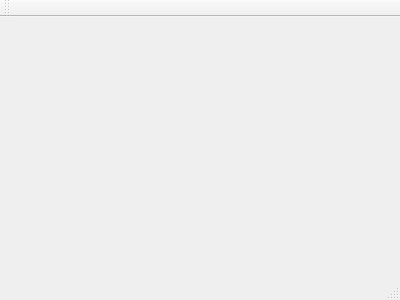
The window that Client/mainwindow.ui (NichtsHsu/SelectCourse) describes before a commit, drawn with Qt 5.
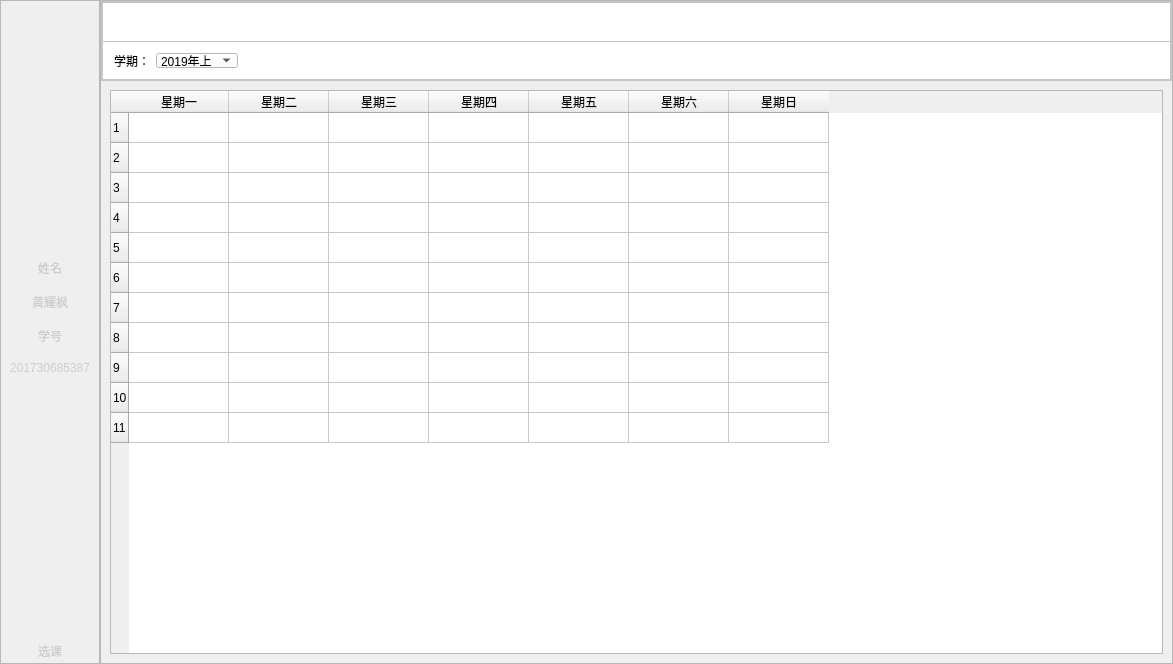
The same window after the commit. Icons and pictures are not drawn.

```diff
--- a/Client/mainwindow.ui
+++ b/Client/mainwindow.ui
@@ -1,24 +1,687 @@
 <ui version="4.0">
  <class>MainWindow</class>
- <widget class="QMainWindow" name="MainWindow" >
-  <property name="geometry" >
+ <widget class="QMainWindow" name="MainWindow">
+  <property name="geometry">
    <rect>
     <x>0</x>
     <y>0</y>
-    <width>400</width>
-    <height>300</height>
+    <width>1173</width>
+    <height>664</height>
    </rect>
   </property>
   <property name="windowTitle" >
    <string>MainWindow</string>
   </property>
-  <widget class="QMenuBar" name="menuBar" />
-  <widget class="QToolBar" name="mainToolBar" />
-  <widget class="QWidget" name="centralWidget" />
-  <widget class="QStatusBar" name="statusBar" />
+  <widget class="QWidget" name="centralWidget">
+   <layout class="QGridLayout" name="gridLayout_4">
+    <property name="leftMargin">
+     <number>0</number>
+    </property>
+    <property name="topMargin">
+     <number>0</number>
+    </property>
+    <property name="rightMargin">
+     <number>0</number>
+    </property>
+    <property name="bottomMargin">
+     <number>0</number>
+    </property>
+    <property name="spacing">
+     <number>0</number>
+    </property>
+    <item row="0" column="0">
+     <widget class="QFrame" name="frame">
+      <property name="minimumSize">
+       <size>
+        <width>100</width>
+        <height>0</height>
+       </size>
+      </property>
+      <property name="styleSheet">
+       <string notr="true">QFrame#frame{
+	background-image: url(:/background/background/background_3.png);
+
+};
+
+</string>
+      </property>
+      <property name="frameShape">
+       <enum>QFrame::StyledPanel</enum>
+      </property>
+      <property name="frameShadow">
+       <enum>QFrame::Raised</enum>
+      </property>
+      <layout class="QGridLayout" name="gridLayout">
+       <property name="leftMargin">
+        <number>0</number>
+       </property>
+       <property name="topMargin">
+        <number>0</number>
+       </property>
+       <property name="rightMargin">
+        <number>0</number>
+       </property>
+       <property name="bottomMargin">
+        <number>0</number>
+       </property>
+       <item row="0" column="1">
+        <layout class="QVBoxLayout" name="verticalLayout_2">
+         <item>
+          <spacer name="verticalSpacer_5">
+           <property name="orientation">
+            <enum>Qt::Vertical</enum>
+           </property>
+           <property name="sizeHint" stdset="0">
+            <size>
+             <width>20</width>
+             <height>40</height>
+            </size>
+           </property>
+          </spacer>
+         </item>
+         <item>
+          <widget class="QLabel" name="label">
+           <property name="sizePolicy">
+            <sizepolicy hsizetype="Preferred" vsizetype="Preferred">
+             <horstretch>0</horstretch>
+             <verstretch>0</verstretch>
+            </sizepolicy>
+           </property>
+           <property name="styleSheet">
+            <string notr="true">color: rgb(205, 205, 205);</string>
+           </property>
+           <property name="frameShape">
+            <enum>QFrame::NoFrame</enum>
+           </property>
+           <property name="frameShadow">
+            <enum>QFrame::Plain</enum>
+           </property>
+           <property name="text">
+            <string>姓名</string>
+           </property>
+           <property name="textFormat">
+            <enum>Qt::AutoText</enum>
+           </property>
+           <property name="alignment">
+            <set>Qt::AlignCenter</set>
+           </property>
+          </widget>
+         </item>
+         <item>
+          <spacer name="verticalSpacer_2">
+           <property name="orientation">
+            <enum>Qt::Vertical</enum>
+           </property>
+           <property name="sizeType">
+            <enum>QSizePolicy::Fixed</enum>
+           </property>
+           <property name="sizeHint" stdset="0">
+            <size>
+             <width>20</width>
+             <height>10</height>
+            </size>
+           </property>
+          </spacer>
+         </item>
+         <item>
+          <widget class="QLabel" name="label_5">
+           <property name="styleSheet">
+            <string notr="true">color: rgb(205, 205, 205);</string>
+           </property>
+           <property name="text">
+            <string>黄耀枫</string>
+           </property>
+           <property name="alignment">
+            <set>Qt::AlignCenter</set>
+           </property>
+          </widget>
+         </item>
+         <item>
+          <spacer name="verticalSpacer_3">
+           <property name="orientation">
+            <enum>Qt::Vertical</enum>
+           </property>
+           <property name="sizeType">
+            <enum>QSizePolicy::Fixed</enum>
+           </property>
+           <property name="sizeHint" stdset="0">
+            <size>
+             <width>20</width>
+             <height>10</height>
+            </size>
+           </property>
+          </spacer>
+         </item>
+         <item>
+          <widget class="QLabel" name="label_2">
+           <property name="cursor">
+            <cursorShape>ArrowCursor</cursorShape>
+           </property>
+           <property name="styleSheet">
+            <string notr="true">color: rgb(205, 205, 205);</string>
+           </property>
+           <property name="frameShape">
+            <enum>QFrame::NoFrame</enum>
+           </property>
+           <property name="frameShadow">
+            <enum>QFrame::Plain</enum>
+           </property>
+           <property name="text">
+            <string>学号</string>
+           </property>
+           <property name="alignment">
+            <set>Qt::AlignCenter</set>
+           </property>
+          </widget>
+         </item>
+         <item>
+          <spacer name="verticalSpacer_4">
+           <property name="orientation">
+            <enum>Qt::Vertical</enum>
+           </property>
+           <property name="sizeType">
+            <enum>QSizePolicy::Fixed</enum>
+           </property>
+           <property name="sizeHint" stdset="0">
+            <size>
+             <width>20</width>
+             <height>10</height>
+            </size>
+           </property>
+          </spacer>
+         </item>
+         <item>
+          <widget class="QLabel" name="label_4">
+           <property name="styleSheet">
+            <string notr="true">
+color: rgb(205, 205, 205);</string>
+           </property>
+           <property name="text">
+            <string>201730685387</string>
+           </property>
+           <property name="alignment">
+            <set>Qt::AlignCenter</set>
+           </property>
+          </widget>
+         </item>
+         <item>
+          <spacer name="verticalSpacer">
+           <property name="orientation">
+            <enum>Qt::Vertical</enum>
+           </property>
+           <property name="sizeHint" stdset="0">
+            <size>
+             <width>20</width>
+             <height>40</height>
+            </size>
+           </property>
+          </spacer>
+         </item>
+         <item>
+          <widget class="QToolButton" name="chooseClassButton">
+           <property name="sizePolicy">
+            <sizepolicy hsizetype="Preferred" vsizetype="Preferred">
+             <horstretch>0</horstretch>
+             <verstretch>0</verstretch>
+            </sizepolicy>
+           </property>
+           <property name="styleSheet">
+            <string notr="true">color: rgb(205, 205, 205);</string>
+           </property>
+           <property name="text">
+            <string>选课</string>
+           </property>
+           <property name="icon">
+            <iconset resource="src.qrc">
+             <normaloff>:/icons/icon/choose.png</normaloff>:/icons/icon/choose.png</iconset>
+           </property>
+           <property name="iconSize">
+            <size>
+             <width>50</width>
+             <height>50</height>
+            </size>
+           </property>
+           <property name="toolButtonStyle">
+            <enum>Qt::ToolButtonTextUnderIcon</enum>
+           </property>
+           <property name="autoRaise">
+            <bool>true</bool>
+           </property>
+          </widget>
+         </item>
+        </layout>
+       </item>
+      </layout>
+     </widget>
+    </item>
+    <item row="0" column="1">
+     <widget class="QFrame" name="frame_2">
+      <property name="styleSheet">
+       <string notr="true">QFrame#frame_2{
+	background-color: rgb(235, 235, 235);
+};</string>
+      </property>
+      <property name="frameShape">
+       <enum>QFrame::StyledPanel</enum>
+      </property>
+      <property name="frameShadow">
+       <enum>QFrame::Raised</enum>
+      </property>
+      <layout class="QGridLayout" name="gridLayout_2">
+       <property name="leftMargin">
+        <number>0</number>
+       </property>
+       <property name="topMargin">
+        <number>0</number>
+       </property>
+       <property name="rightMargin">
+        <number>0</number>
+       </property>
+       <property name="bottomMargin">
+        <number>0</number>
+       </property>
+       <property name="verticalSpacing">
+        <number>0</number>
+       </property>
+       <item row="1" column="0">
+        <layout class="QVBoxLayout" name="verticalLayout_3">
+         <property name="spacing">
+          <number>9</number>
+         </property>
+         <property name="leftMargin">
+          <number>9</number>
+         </property>
+         <property name="topMargin">
+          <number>9</number>
+         </property>
+         <property name="rightMargin">
+          <number>9</number>
+         </property>
+         <property name="bottomMargin">
+          <number>9</number>
+         </property>
+         <item>
+          <widget class="QTableWidget" name="classTable">
+           <property name="styleSheet">
+            <string notr="true"/>
+           </property>
+           <row>
+            <property name="text">
+             <string>1</string>
+            </property>
+           </row>
+           <row>
+            <property name="text">
+             <string>2</string>
+            </property>
+           </row>
+           <row>
+            <property name="text">
+             <string>3</string>
+            </property>
+           </row>
+           <row>
+            <property name="text">
+             <string>4</string>
+            </property>
+           </row>
+           <row>
+            <property name="text">
+             <string>5</string>
+            </property>
+           </row>
+           <row>
+            <property name="text">
+             <string>6</string>
+            </property>
+           </row>
+           <row>
+            <property name="text">
+             <string>7</string>
+            </property>
+           </row>
+           <row>
+            <property name="text">
+             <string>8</string>
+            </property>
+           </row>
+           <row>
+            <property name="text">
+             <string>9</string>
+            </property>
+           </row>
+           <row>
+            <property name="text">
+             <string>10</string>
+            </property>
+           </row>
+           <row>
+            <property name="text">
+             <string>11</string>
+            </property>
+           </row>
+           <column>
+            <property name="text">
+             <string>星期一</string>
+            </property>
+           </column>
+           <column>
+            <property name="text">
+             <string>星期二</string>
+            </property>
+           </column>
+           <column>
+            <property name="text">
+             <string>星期三</string>
+            </property>
+           </column>
+           <column>
+            <property name="text">
+             <string>星期四</string>
+            </property>
+           </column>
+           <column>
+            <property name="text">
+             <string>星期五</string>
+            </property>
+           </column>
+           <column>
+            <property name="text">
+             <string>星期六</string>
+            </property>
+           </column>
+           <column>
+            <property name="text">
+             <string>星期日</string>
+            </property>
+           </column>
+           <item row="0" column="0">
+            <property name="text">
+             <string/>
+            </property>
+            <property name="font">
+             <font>
+              <stylestrategy>NoAntialias</stylestrategy>
+             </font>
+            </property>
+           </item>
+          </widget>
+         </item>
+        </layout>
+       </item>
+       <item row="0" column="0">
+        <widget class="QFrame" name="frame_3">
+         <property name="sizePolicy">
+          <sizepolicy hsizetype="Expanding" vsizetype="Maximum">
+           <horstretch>0</horstretch>
+           <verstretch>0</verstretch>
+          </sizepolicy>
+         </property>
+         <property name="minimumSize">
+          <size>
+           <width>0</width>
+           <height>80</height>
+          </size>
+         </property>
+         <property name="maximumSize">
+          <size>
+           <width>16777215</width>
+           <height>80</height>
+          </size>
+         </property>
+         <property name="styleSheet">
+          <string notr="true">background-color: rgb(255, 255, 255);</string>
+         </property>
+         <property name="frameShape">
+          <enum>QFrame::StyledPanel</enum>
+         </property>
+         <property name="frameShadow">
+          <enum>QFrame::Raised</enum>
+         </property>
+         <layout class="QGridLayout" name="gridLayout_3">
+          <property name="leftMargin">
+           <number>0</number>
+          </property>
+          <property name="topMargin">
+           <number>0</number>
+          </property>
+          <property name="rightMargin">
+           <number>0</number>
+          </property>
+          <property name="bottomMargin">
+           <number>0</number>
+          </property>
+          <property name="verticalSpacing">
+           <number>0</number>
+          </property>
+          <item row="1" column="0">
+           <widget class="QFrame" name="frame_5">
+            <property name="maximumSize">
+             <size>
+              <width>16777215</width>
+              <height>40</height>
+             </size>
+            </property>
+            <property name="frameShape">
+             <enum>QFrame::StyledPanel</enum>
+            </property>
+            <property name="frameShadow">
+             <enum>QFrame::Raised</enum>
+            </property>
+            <layout class="QHBoxLayout" name="horizontalLayout_4">
+             <item>
+              <widget class="QLabel" name="label_3">
+               <property name="text">
+                <string>学期：</string>
+               </property>
+              </widget>
+             </item>
+             <item>
+              <widget class="QComboBox" name="comboBox">
+               <item>
+                <property name="text">
+                 <string>2019年上</string>
+                </property>
+               </item>
+               <item>
+                <property name="text">
+                 <string>2018年下</string>
+                </property>
+               </item>
+               <item>
+                <property name="text">
+                 <string>2018年上</string>
+                </property>
+               </item>
+               <item>
+                <property name="text">
+                 <string>2017年下</string>
+                </property>
+               </item>
+              </widget>
+             </item>
+             <item>
+              <spacer name="horizontalSpacer">
+               <property name="orientation">
+                <enum>Qt::Horizontal</enum>
+               </property>
+               <property name="sizeHint" stdset="0">
+                <size>
+                 <width>40</width>
+                 <height>20</height>
+                </size>
+               </property>
+              </spacer>
+             </item>
+            </layout>
+           </widget>
+          </item>
+          <item row="0" column="0">
+           <widget class="QFrame" name="topBar">
+            <property name="sizePolicy">
+             <sizepolicy hsizetype="Preferred" vsizetype="Expanding">
+              <horstretch>0</horstretch>
+              <verstretch>0</verstretch>
+             </sizepolicy>
+            </property>
+            <property name="minimumSize">
+             <size>
+              <width>0</width>
+              <height>40</height>
+             </size>
+            </property>
+            <property name="maximumSize">
+             <size>
+              <width>16777215</width>
+              <height>40</height>
+             </size>
+            </property>
+            <property name="frameShape">
+             <enum>QFrame::StyledPanel</enum>
+            </property>
+            <property name="frameShadow">
+             <enum>QFrame::Raised</enum>
+            </property>
+            <layout class="QHBoxLayout" name="horizontalLayout_3">
+             <property name="leftMargin">
+              <number>0</number>
+             </property>
+             <property name="topMargin">
+              <number>0</number>
+             </property>
+             <property name="rightMargin">
+              <number>6</number>
+             </property>
+             <property name="bottomMargin">
+              <number>0</number>
+             </property>
+             <item>
+              <spacer name="horizontalSpacer_2">
+               <property name="orientation">
+                <enum>Qt::Horizontal</enum>
+               </property>
+               <property name="sizeHint" stdset="0">
+                <size>
+                 <width>40</width>
+                 <height>20</height>
+                </size>
+               </property>
+              </spacer>
+             </item>
+             <item>
+              <widget class="QPushButton" name="minimumBtn">
+               <property name="sizePolicy">
+                <sizepolicy hsizetype="Expanding" vsizetype="Expanding">
+                 <horstretch>0</horstretch>
+                 <verstretch>0</verstretch>
+                </sizepolicy>
+               </property>
+               <property name="maximumSize">
+                <size>
+                 <width>50</width>
+                 <height>30</height>
+                </size>
+               </property>
+               <property name="styleSheet">
+                <string notr="true">QPushButton#minimumBtn:pressed {  
+
+    /* 改变背景色 */  
+    background-color: rgb(0, 170, 255,50);
+
+    /* 改变边框风格 */  
+    border-style:inset;  
+}  
+</string>
+               </property>
+               <property name="text">
+                <string/>
+               </property>
+               <property name="icon">
+                <iconset resource="src.qrc">
+                 <normaloff>:/icons/icon/minimum.png</normaloff>:/icons/icon/minimum.png</iconset>
+               </property>
+               <property name="iconSize">
+                <size>
+                 <width>25</width>
+                 <height>25</height>
+                </size>
+               </property>
+               <property name="flat">
+                <bool>true</bool>
+               </property>
+              </widget>
+             </item>
+             <item>
+              <widget class="QPushButton" name="closeBtn">
+               <property name="sizePolicy">
+                <sizepolicy hsizetype="Expanding" vsizetype="Expanding">
+                 <horstretch>0</horstretch>
+                 <verstretch>0</verstretch>
+                </sizepolicy>
+               </property>
+               <property name="maximumSize">
+                <size>
+                 <width>50</width>
+                 <height>30</height>
+                </size>
+               </property>
+               <property name="styleSheet">
+                <string notr="true">QPushButton#closeBtn:pressed {  
+
+    /* 改变背景色 */  
+    background-color: rgb(255, 0, 0,50) ;
+
+    /* 改变边框风格 */  
+    border-style:inset;  
+}  
+</string>
+               </property>
+               <property name="text">
+                <string/>
+               </property>
+               <property name="icon">
+                <iconset resource="src.qrc">
+                 <normaloff>:/icons/icon/close.png</normaloff>:/icons/icon/close.png</iconset>
+               </property>
+               <property name="iconSize">
+                <size>
+                 <width>20</width>
+                 <height>20</height>
+                </size>
+               </property>
+               <property name="flat">
+                <bool>true</bool>
+               </property>
+              </widget>
+             </item>
+            </layout>
+           </widget>
+          </item>
+          <item row="2" column="0">
+           <spacer name="verticalSpacer_6">
+            <property name="orientation">
+             <enum>Qt::Vertical</enum>
+            </property>
+            <property name="sizeHint" stdset="0">
+             <size>
+              <width>20</width>
+              <height>40</height>
+             </size>
+            </property>
+           </spacer>
+          </item>
+         </layout>
+        </widget>
+       </item>
+      </layout>
+     </widget>
+    </item>
+   </layout>
+  </widget>
  </widget>
- <layoutDefault spacing="6" margin="11" />
- <pixmapfunction></pixmapfunction>
- <resources/>
+ <layoutdefault spacing="6" margin="11"/>
+ <resources>
+  <include location="src.qrc"/>
+ </resources>
  <connections/>
 </ui>
```
Left out of the diff: 3 changed lines with no effect on the pictures.
